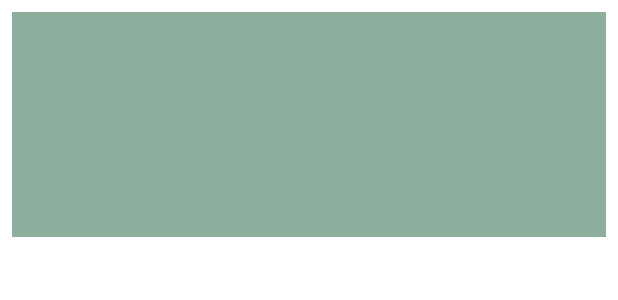
After one commit to vadimkononenko/StoreForAndroid, an Android app: the layout catalog_item.xml on its own in the app's theme, with its tools: preview values and no code run, on a phone screen of 412 x 824 dp. The commit adds this screen. Shown: the top 300 px of the screen. Run offline under Robolectric (Android 15) with nearby library versions, the phone set to English and light mode, and no system bars.

Commit message:
added recycle view in catalogfragment

```diff
--- /dev/null
+++ b/app/src/main/res/layout/catalog_item.xml
@@ -0,0 +1,15 @@
+<?xml version="1.0" encoding="utf-8"?>
+<LinearLayout xmlns:android="http://schemas.android.com/apk/res/android"
+    android:layout_width="match_parent"
+    android:layout_height="wrap_content"
+    android:layout_margin="8dp"
+    android:background="#8EAF9E">
+    <TextView
+        android:id="@+id/itemTextView"
+        android:layout_width="match_parent"
+        android:layout_height="150dp"
+        android:layout_alignParentStart="true"
+        android:textColor="#000000"
+        android:gravity="center"
+        android:textSize="20sp" />
+</LinearLayout>
```
Also changed, not shown: app/src/main/java/com/ua/storeforandroid/CatalogAdapter.kt (added, +29 -0 lines), app/src/main/java/com/ua/storeforandroid/fragments/CatalogFragment.kt (+28 -1 lines), app/src/main/res/layout/fragment_catalog.xml (+4 -10 lines).
